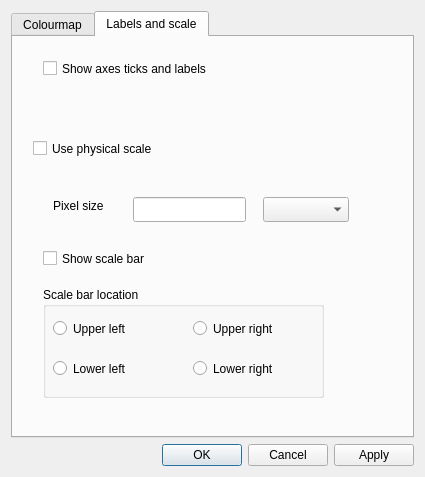
Qt form src/resources/ui_display_options_dialog.ui (ianthomas23/QACD-quack) before a commit.
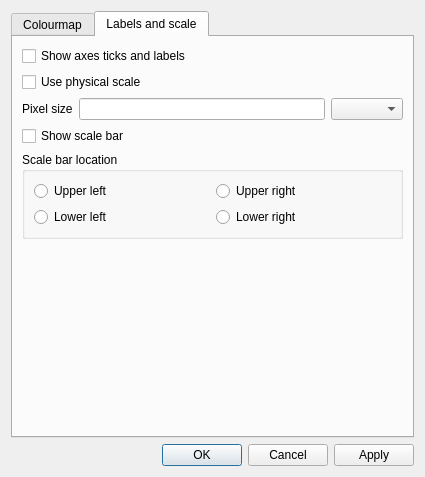
The same form after that commit.

Commit message: Load/save display options, scale bar working except for zoom

What changed in the file:
```diff
--- a/src/resources/ui_display_options_dialog.ui
+++ b/src/resources/ui_display_options_dialog.ui
@@ -52,143 +52,90 @@
       <attribute name="title">
        <string>Labels and scale</string>
       </attribute>
+      <layout class="QVBoxLayout" name="verticalLayout_2" stretch="0,0,0,0,0,1">
+       <item>
+        <widget class="QCheckBox" name="showTicksAndLabelsCheckBox">
+         <property name="text">
+          <string>Show axes ticks and labels</string>
+         </property>
+        </widget>
+       </item>
+       <item>
       <widget class="QCheckBox" name="useScaleCheckBox">
-       <property name="geometry">
-        <rect>
-         <x>20</x>
-         <y>100</y>
-         <width>211</width>
-         <height>23</height>
-        </rect>
-       </property>
        <property name="text">
         <string>Use physical scale</string>
        </property>
       </widget>
+       </item>
+       <item>
+        <layout class="QHBoxLayout" name="horizontalLayout">
+         <item>
       <widget class="QLabel" name="pixelSizeLabel">
-       <property name="geometry">
-        <rect>
-         <x>40</x>
-         <y>160</y>
-         <width>64</width>
-         <height>17</height>
-        </rect>
-       </property>
        <property name="text">
         <string>Pixel size</string>
        </property>
       </widget>
-      <widget class="QComboBox" name="unitsComboBox">
-       <property name="geometry">
-        <rect>
-         <x>250</x>
-         <y>160</y>
-         <width>86</width>
-         <height>25</height>
-        </rect>
-       </property>
-      </widget>
+         </item>
+         <item>
+          <widget class="QLineEdit" name="pixelSizeLineEdit"/>
+         </item>
+         <item>
+          <widget class="QComboBox" name="unitsComboBox"/>
+         </item>
+        </layout>
+       </item>
+       <item>
       <widget class="QCheckBox" name="showScaleBarCheckBox">
-       <property name="geometry">
-        <rect>
-         <x>30</x>
-         <y>210</y>
-         <width>181</width>
-         <height>23</height>
-        </rect>
-       </property>
        <property name="text">
         <string>Show scale bar</string>
        </property>
       </widget>
-      <widget class="QLineEdit" name="pixelSizeLineEdit">
-       <property name="geometry">
-        <rect>
-         <x>120</x>
-         <y>160</y>
-         <width>113</width>
-         <height>25</height>
-        </rect>
-       </property>
-      </widget>
-      <widget class="QCheckBox" name="showTicksAndLabelsCheckBox">
-       <property name="geometry">
-        <rect>
-         <x>30</x>
-         <y>20</y>
-         <width>261</width>
-         <height>23</height>
-        </rect>
-       </property>
-       <property name="text">
-        <string>Show axes ticks and labels</string>
-       </property>
-      </widget>
+       </item>
+       <item>
       <widget class="QGroupBox" name="scaleBarLocationGroupBox">
-       <property name="geometry">
-        <rect>
-         <x>30</x>
-         <y>250</y>
-         <width>281</width>
-         <height>111</height>
-        </rect>
-       </property>
        <property name="title">
         <string>Scale bar location</string>
        </property>
+         <layout class="QGridLayout" name="gridLayout">
+          <item row="0" column="0">
        <widget class="QRadioButton" name="upperLeftRadioButton">
-        <property name="geometry">
-         <rect>
-          <x>10</x>
-          <y>30</y>
-          <width>106</width>
-          <height>23</height>
-         </rect>
-        </property>
         <property name="text">
          <string>Upper left</string>
         </property>
        </widget>
+          </item>
+          <item row="0" column="1">
        <widget class="QRadioButton" name="upperRightRadioButton">
-        <property name="geometry">
-         <rect>
-          <x>150</x>
-          <y>30</y>
-          <width>106</width>
-          <height>23</height>
-         </rect>
-        </property>
         <property name="text">
          <string>Upper right</string>
         </property>
        </widget>
+          </item>
+          <item row="1" column="0">
        <widget class="QRadioButton" name="lowerLeftRadioButton">
-        <property name="geometry">
-         <rect>
-          <x>10</x>
-          <y>70</y>
-          <width>106</width>
-          <height>23</height>
-         </rect>
-        </property>
         <property name="text">
          <string>Lower left</string>
         </property>
        </widget>
+          </item>
+          <item row="1" column="1">
        <widget class="QRadioButton" name="lowerRightRadioButton">
-        <property name="geometry">
-         <rect>
-          <x>150</x>
-          <y>70</y>
-          <width>106</width>
-          <height>23</height>
-         </rect>
-        </property>
         <property name="text">
          <string>Lower right</string>
         </property>
        </widget>
-      </widget>
+          </item>
+         </layout>
+        </widget>
+       </item>
+       <item>
+        <widget class="QLabel" name="dummyLabel">
+         <property name="text">
+          <string/>
+         </property>
+        </widget>
+       </item>
+      </layout>
      </widget>
     </widget>
    </item>
```
Lines whose indentation alone changed are shown as unchanged. The commit also changes 5 other files.
